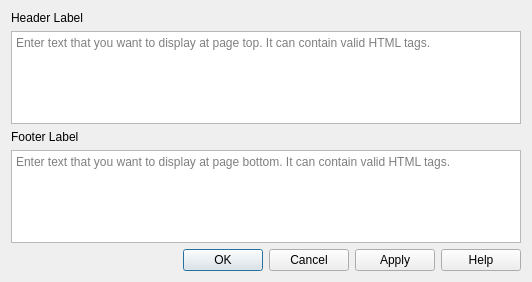
Above: gui/ui/hflabeldialog.ui from minorua/Qgis2threejs before the change. Below: the same form after it.
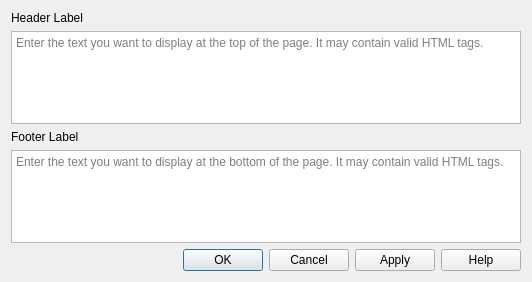
That is the form after the change.

Diff of the .ui file:
```diff
--- a/gui/ui/hflabeldialog.ui
+++ b/gui/ui/hflabeldialog.ui
@@ -24,7 +24,7 @@
    <item>
     <widget class="QTextEdit" name="textEdit_Header">
      <property name="placeholderText">
-      <string>Enter text that you want to display at page top. It can contain valid HTML tags.</string>
+      <string>Enter the text you want to display at the top of the page. It may contain valid HTML tags.</string>
      </property>
     </widget>
    </item>
@@ -38,7 +38,7 @@
    <item>
     <widget class="QTextEdit" name="textEdit_Footer">
      <property name="placeholderText">
-      <string>Enter text that you want to display at page bottom. It can contain valid HTML tags.</string>
+      <string>Enter the text you want to display at the bottom of the page. It may contain valid HTML tags.</string>
      </property>
     </widget>
    </item>
```
